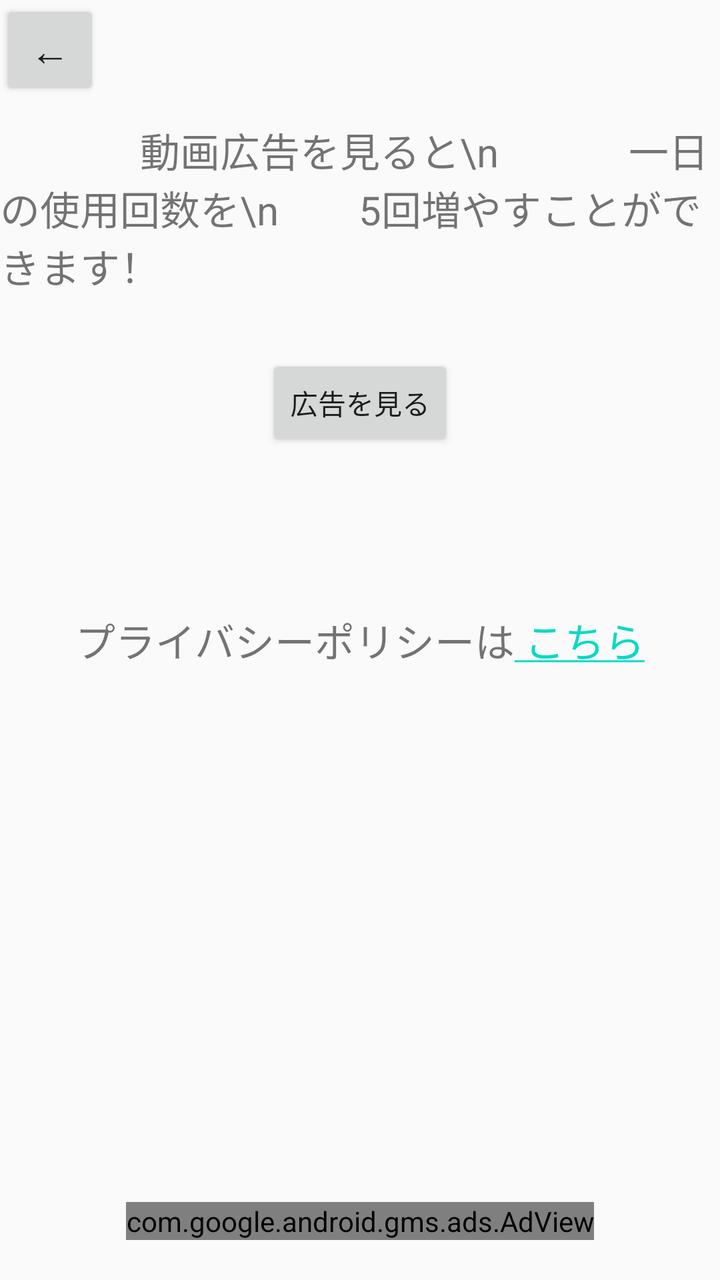
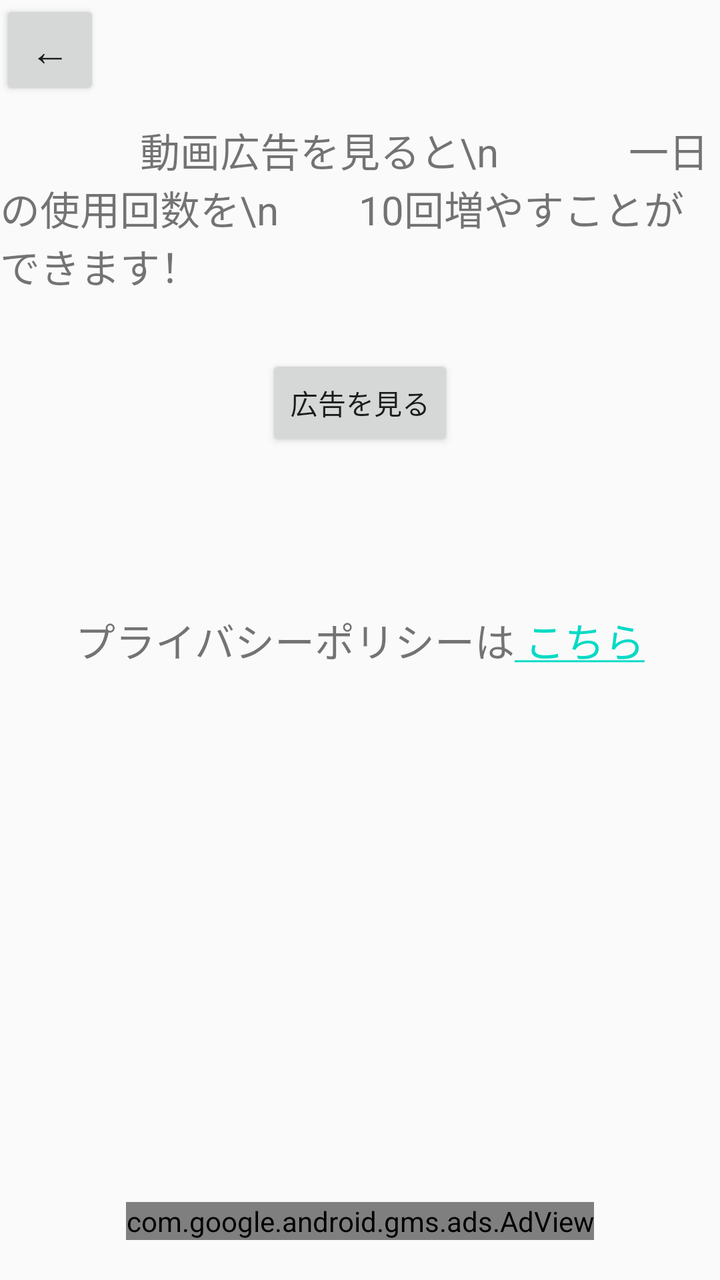

Before-and-after screenshots of an Android layout around one commit, followed by the original layout XML and the change that was made.
<!-- AndroidManifest.xml: application theme Theme.ImageRotateApplication -->
<!-- res/layout/activity_privacy.xml -->
<?xml version="1.0" encoding="utf-8"?>
<androidx.constraintlayout.widget.ConstraintLayout xmlns:android="http://schemas.android.com/apk/res/android"
    xmlns:app="http://schemas.android.com/apk/res-auto"
    xmlns:tools="http://schemas.android.com/tools"
    android:layout_width="match_parent"
    android:layout_height="match_parent"
    xmlns:ads="http://schemas.android.com/apk/res-auto"
    tools:context=".PrivacyActivity">

    <TextView
        android:id="@+id/textView"
        android:layout_width="wrap_content"
        android:layout_height="wrap_content"
        android:text="@string/text"
        android:textSize="20dp"
        app:layout_constraintBottom_toBottomOf="parent"
        app:layout_constraintEnd_toEndOf="parent"
        app:layout_constraintStart_toStartOf="parent"
        app:layout_constraintTop_toTopOf="parent" />

    <Button
        android:id="@+id/BackButton"
        android:layout_width="50dp"
        android:layout_height="50dp"
        android:onClick="BackButton"
        android:textSize="20sp"
        app:iconPadding="0dp"
        android:text="←"
        app:layout_constraintStart_toStartOf="parent"
        app:layout_constraintTop_toTopOf="parent" />

    <com.google.android.gms.ads.AdView
        android:id="@+id/adView2"
        android:layout_width="wrap_content"
        android:layout_height="wrap_content"
        android:layout_marginBottom="20dp"
        ads:adSize="BANNER"
        ads:adUnitId="ca-app-pub-2742833893230662/8533756637"
        app:layout_constraintBottom_toBottomOf="parent"
        app:layout_constraintEnd_toEndOf="parent"
        app:layout_constraintStart_toStartOf="parent" />

    <Button
        android:id="@+id/button"
        android:layout_width="wrap_content"
        android:layout_height="wrap_content"
        android:layout_marginBottom="80dp"
        android:onClick="rewardAdButton"
        android:text="広告を見る"
        app:layout_constraintBottom_toTopOf="@+id/textView"
        app:layout_constraintEnd_toEndOf="parent"
        app:layout_constraintStart_toStartOf="parent" />

    <TextView
        android:id="@+id/textView3"
        android:layout_width="wrap_content"
        android:layout_height="wrap_content"
        android:layout_marginBottom="30dp"
        android:text="              動画広告を見ると\n             一日の使用回数を\n        5回増やすことができます！"
        android:textSize="20sp"
        app:layout_constraintBottom_toTopOf="@+id/button"
        app:layout_constraintEnd_toEndOf="parent"
        app:layout_constraintStart_toStartOf="parent" />


</androidx.constraintlayout.widget.ConstraintLayout>
<!-- resources referenced by this layout -->
<resources>
  <string name="text">プライバシーポリシーは<a href="https://www.dropbox.com/s/70uyttqidhhtxon/%E7%94%     BB%E5%83%8F%E5%9B%9E%E8%BB%A2%E3%80%80%EF%BD%9E%E7%94%BB%E5%83%8F%E3%81%AE%E5%90%91%E3%81%8D%E3%     82%92%E5%A4%89%E3%81%88%E3%82%8B%E3%82%A2%E3%83%97%E3%83%AA%EF%BD%9E%E3%80%80Privacy%20Policy.pdf?dl=0">
          こちら</a></string>
  <style name="Theme.ImageRotateApplication" parent="Theme.AppCompat.Light.NoActionBar">
          
          <item name="colorPrimary">@color/purple_500</item>
          <item name="colorPrimaryDark">@color/purple_700</item>
          <item name="colorAccent">@color/teal_200</item>
          
      </style>
  <color name="purple_500">#FF6200EE</color>
  <color name="purple_700">#FF3700B3</color>
  <color name="teal_200">#FF03DAC5</color>
</resources>

<!-- the commit's change to res/layout/activity_privacy.xml (unified diff, before → after) -->
@@ -56,7 +56,7 @@
         android:layout_width="wrap_content"
         android:layout_height="wrap_content"
         android:layout_marginBottom="30dp"
-        android:text="              動画広告を見ると\n             一日の使用回数を\n        5回増やすことができます！"
+        android:text="              動画広告を見ると\n             一日の使用回数を\n        10回増やすことができます！"
         android:textSize="20sp"
         app:layout_constraintBottom_toTopOf="@+id/button"
         app:layout_constraintEnd_toEndOf="parent"
